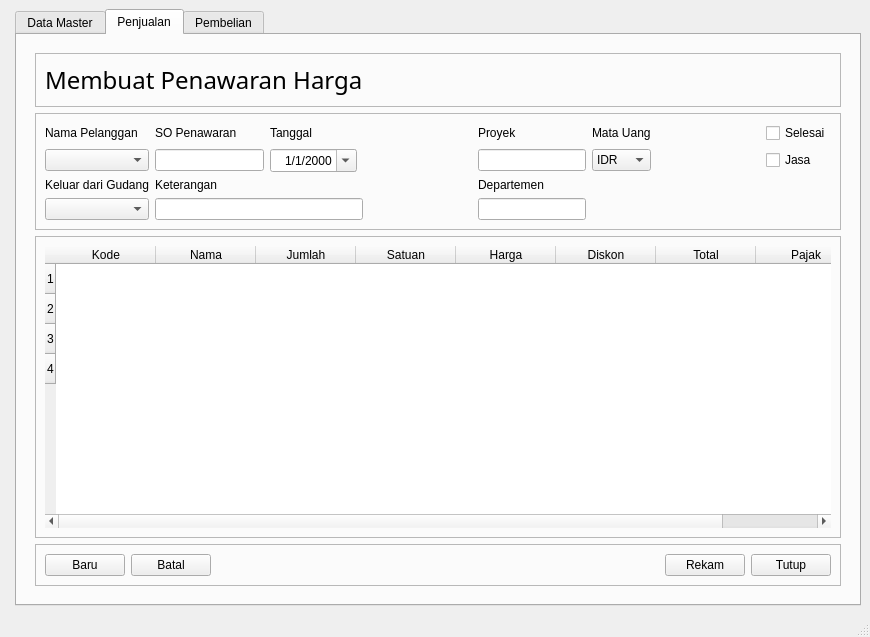
The window that GUI.ui (fnugrahendi/petuk.corp) describes before a commit, drawn with Qt 5.
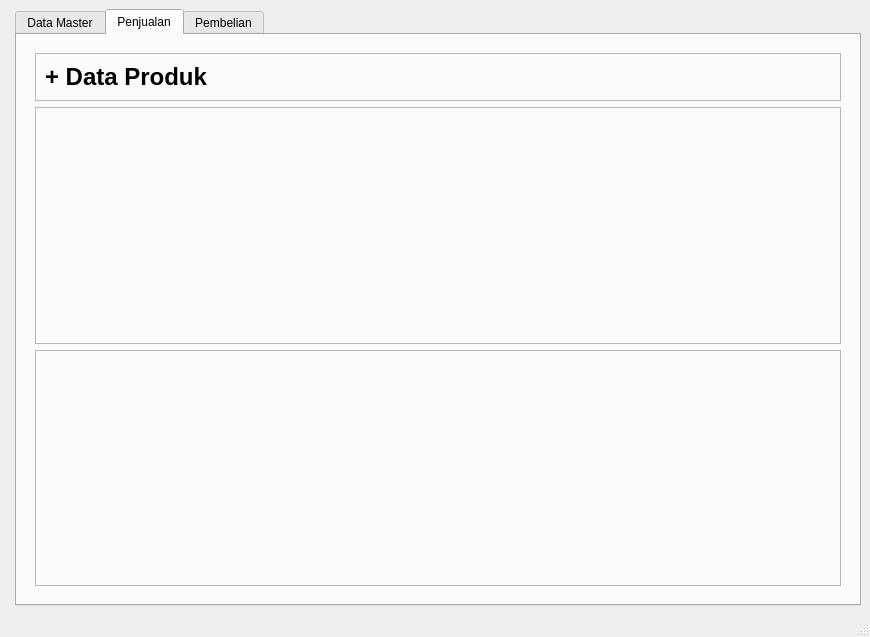
The same window after the commit. Icons and pictures are not drawn.

Commit message: modify table header

Patch:
```diff
--- a/GUI.ui
+++ b/GUI.ui
@@ -2889,7 +2889,7 @@
           <item>
            <widget class="QStackedWidget" name="st_Penjualan">
             <property name="currentIndex">
-             <number>2</number>
+             <number>3</number>
             </property>
             <widget class="QWidget" name="st_Penjualan_Menu">
              <layout class="QHBoxLayout" name="horizontalLayout">
@@ -3592,6 +3592,68 @@
               </item>
              </layout>
             </widget>
+            <widget class="QWidget" name="st_Penjualan_PenawaranHarga_Baru_TambahProduk">
+             <layout class="QVBoxLayout" name="verticalLayout_7">
+              <item>
+               <widget class="QFrame" name="frame">
+                <property name="sizePolicy">
+                 <sizepolicy hsizetype="Preferred" vsizetype="Maximum">
+                  <horstretch>0</horstretch>
+                  <verstretch>0</verstretch>
+                 </sizepolicy>
+                </property>
+                <property name="frameShape">
+                 <enum>QFrame::StyledPanel</enum>
+                </property>
+                <property name="frameShadow">
+                 <enum>QFrame::Raised</enum>
+                </property>
+                <layout class="QGridLayout" name="gridLayout_2">
+                 <item row="0" column="0">
+                  <widget class="QLabel" name="lb_DataMaster_DataProduk_Tambah_Ftop_Judul_2">
+                   <property name="sizePolicy">
+                    <sizepolicy hsizetype="Preferred" vsizetype="Maximum">
+                     <horstretch>0</horstretch>
+                     <verstretch>0</verstretch>
+                    </sizepolicy>
+                   </property>
+                   <property name="font">
+                    <font>
+                     <pointsize>18</pointsize>
+                     <weight>75</weight>
+                     <bold>true</bold>
+                    </font>
+                   </property>
+                   <property name="text">
+                    <string>+ Data Produk</string>
+                   </property>
+                  </widget>
+                 </item>
+                </layout>
+               </widget>
+              </item>
+              <item>
+               <widget class="QFrame" name="frame_2">
+                <property name="frameShape">
+                 <enum>QFrame::StyledPanel</enum>
+                </property>
+                <property name="frameShadow">
+                 <enum>QFrame::Raised</enum>
+                </property>
+               </widget>
+              </item>
+              <item>
+               <widget class="QFrame" name="frame_3">
+                <property name="frameShape">
+                 <enum>QFrame::StyledPanel</enum>
+                </property>
+                <property name="frameShadow">
+                 <enum>QFrame::Raised</enum>
+                </property>
+               </widget>
+              </item>
+             </layout>
+            </widget>
             <widget class="QWidget" name="st_Penjualan_OrderPenjualan">
              <layout class="QVBoxLayout" name="verticalLayout_9">
               <item>
```
